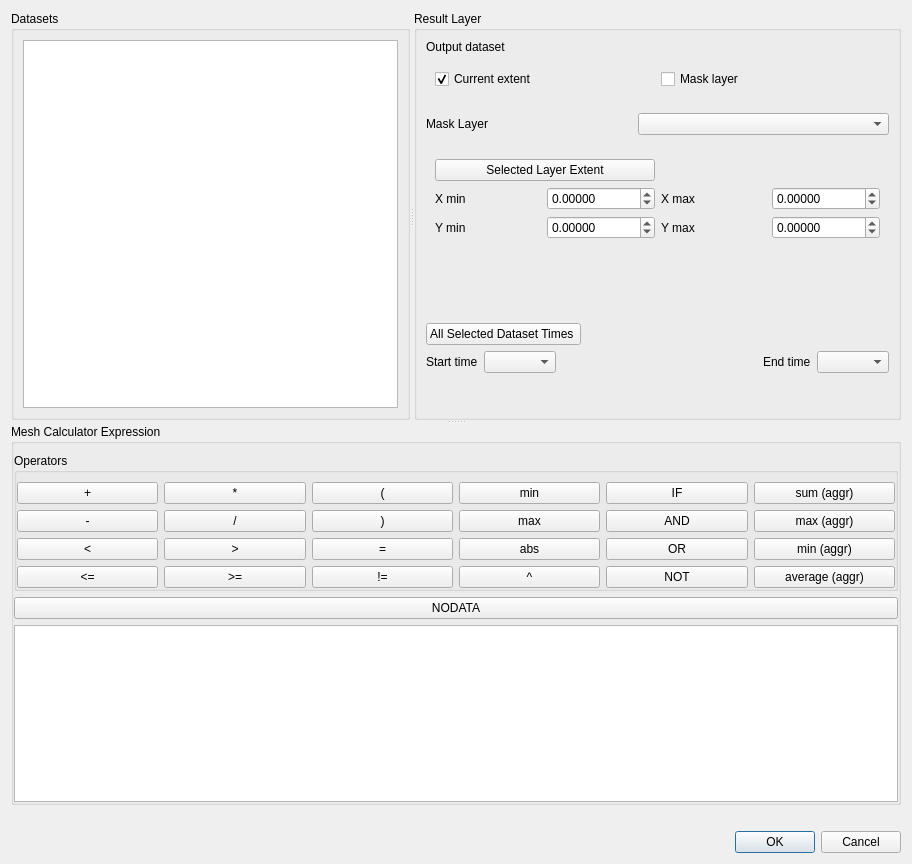
Qt form src/ui/mesh/qgsmeshcalculatordialogbase.ui (qgis/QGIS) before a commit.
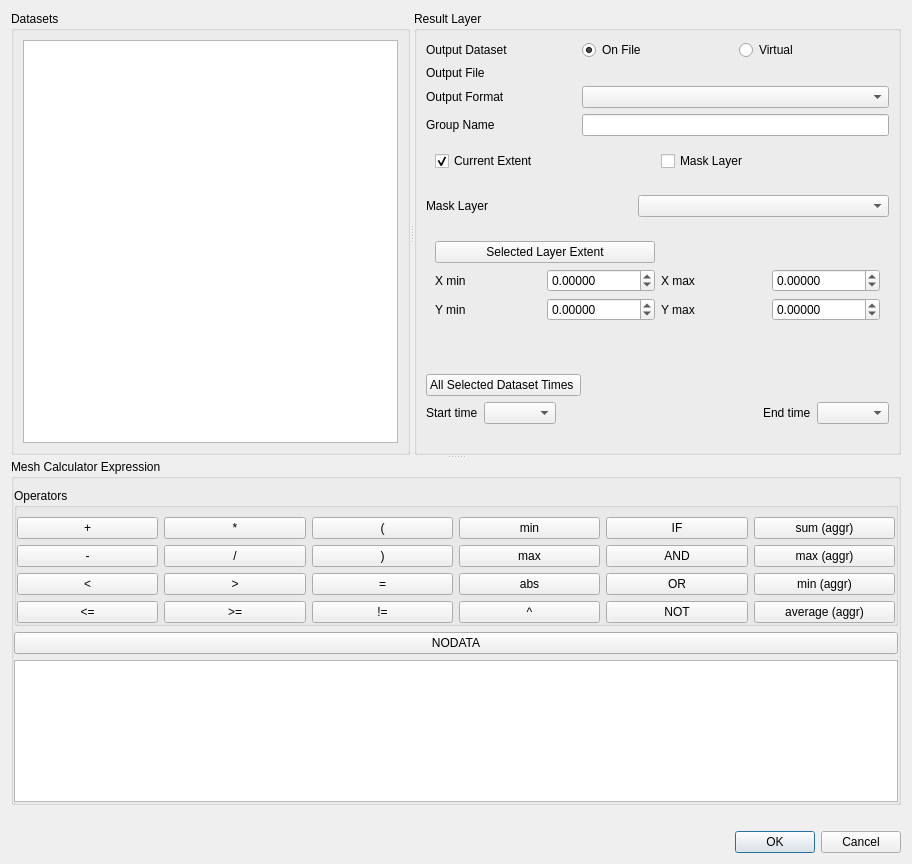
The same form after that commit. Custom widgets are drawn as their Qt base class.

Diff of the .ui file:
```diff
--- a/src/ui/mesh/qgsmeshcalculatordialogbase.ui
+++ b/src/ui/mesh/qgsmeshcalculatordialogbase.ui
@@ -29,14 +29,7 @@
        </property>
        <layout class="QGridLayout" name="gridLayout_2">
         <item row="0" column="0">
-         <widget class="QListWidget" name="mDatasetsListWidget">
-          <property name="editTriggers">
-           <set>QAbstractItemView::CurrentChanged|QAbstractItemView::DoubleClicked|QAbstractItemView::SelectedClicked</set>
-          </property>
-          <property name="selectionMode">
-           <enum>QAbstractItemView::SingleSelection</enum>
-          </property>
-         </widget>
+         <widget class="QListView" name="mDatasetsListWidget"/>
         </item>
        </layout>
       </widget>
@@ -44,8 +37,136 @@
        <property name="title">
         <string>Result Layer</string>
        </property>
-       <layout class="QGridLayout" name="gridLayout_5">
-        <item row="8" column="0">
+       <layout class="QVBoxLayout" name="verticalLayout_4">
+        <item>
+         <layout class="QGridLayout" name="gridLayout_5">
+          <item row="3" column="0">
+           <widget class="QLabel" name="mOutputFormatLabel_2">
+            <property name="text">
+             <string>Group Name</string>
+            </property>
+           </widget>
+          </item>
+          <item row="2" column="0">
+           <widget class="QLabel" name="mOutputFormatLabel">
+            <property name="text">
+             <string>Output Format</string>
+            </property>
+           </widget>
+          </item>
+          <item row="0" column="1">
+           <widget class="QRadioButton" name="mOutputOnFileRadioButton">
+            <property name="text">
+             <string>On File</string>
+            </property>
+            <property name="checked">
+             <bool>true</bool>
+            </property>
+           </widget>
+          </item>
+          <item row="1" column="1" colspan="2">
+           <widget class="QgsFileWidget" name="mOutputDatasetFileWidget" native="true"/>
+          </item>
+          <item row="0" column="0">
+           <widget class="QLabel" name="mOutputDatasetLabel">
+            <property name="text">
+             <string>Output Dataset</string>
+            </property>
+           </widget>
+          </item>
+          <item row="2" column="1" colspan="2">
+           <widget class="QComboBox" name="mOutputFormatComboBox"/>
+          </item>
+          <item row="0" column="2">
+           <widget class="QRadioButton" name="mOutputVirtualRadioButton">
+            <property name="text">
+             <string>Virtual</string>
+            </property>
+           </widget>
+          </item>
+          <item row="3" column="1" colspan="2">
+           <widget class="QLineEdit" name="mOutputGroupNameLineEdit"/>
+          </item>
+          <item row="1" column="0">
+           <widget class="QLabel" name="label_4">
+            <property name="text">
+             <string>Output File</string>
+            </property>
+           </widget>
+          </item>
+         </layout>
+        </item>
+        <item>
+         <widget class="QWidget" name="horizontalWidget" native="true">
+          <layout class="QHBoxLayout" name="horizontalLayout_5">
+           <item>
+            <widget class="QCheckBox" name="useExtentCb">
+             <property name="text">
+              <string>Current Extent</string>
+             </property>
+             <property name="checked">
+              <bool>true</bool>
+             </property>
+             <attribute name="buttonGroup">
+              <string notr="true">buttonGroup</string>
+             </attribute>
+            </widget>
+           </item>
+           <item>
+            <widget class="QCheckBox" name="useMaskCb">
+             <property name="text">
+              <string>Mask Layer</string>
+             </property>
+             <attribute name="buttonGroup">
+              <string notr="true">buttonGroup</string>
+             </attribute>
+            </widget>
+           </item>
+          </layout>
+         </widget>
+        </item>
+        <item>
+         <widget class="QWidget" name="maskBox" native="true">
+          <layout class="QHBoxLayout" name="maskBoxLayout" stretch="0,0">
+           <property name="spacing">
+            <number>6</number>
+           </property>
+           <property name="leftMargin">
+            <number>0</number>
+           </property>
+           <property name="rightMargin">
+            <number>0</number>
+           </property>
+           <item>
+            <widget class="QLabel" name="label_3">
+             <property name="minimumSize">
+              <size>
+               <width>206</width>
+               <height>0</height>
+              </size>
+             </property>
+             <property name="text">
+              <string>Mask Layer       </string>
+             </property>
+            </widget>
+           </item>
+           <item>
+            <widget class="QgsMapLayerComboBox" name="cboLayerMask">
+             <property name="sizePolicy">
+              <sizepolicy hsizetype="Expanding" vsizetype="Fixed">
+               <horstretch>0</horstretch>
+               <verstretch>0</verstretch>
+              </sizepolicy>
+             </property>
+             <property name="editable">
+              <bool>false</bool>
+             </property>
+            </widget>
+           </item>
+          </layout>
+         </widget>
+        </item>
+        <item>
          <widget class="QWidget" name="extendBox" native="true">
           <property name="sizePolicy">
            <sizepolicy hsizetype="Minimum" vsizetype="Minimum">
@@ -144,78 +265,8 @@
           </layout>
          </widget>
         </item>
-        <item row="2" column="0">
-         <widget class="QWidget" name="horizontalWidget" native="true">
-          <layout class="QHBoxLayout" name="horizontalLayout_5">
-           <item>
-            <widget class="QCheckBox" name="useExtentCb">
-             <property name="text">
-              <string>Current extent</string>
-             </property>
-             <property name="checked">
-              <bool>true</bool>
-             </property>
-             <attribute name="buttonGroup">
-              <string notr="true">buttonGroup</string>
-             </attribute>
-            </widget>
-           </item>
-           <item>
-            <widget class="QCheckBox" name="useMaskCb">
-             <property name="text">
-              <string>Mask layer</string>
-             </property>
-             <attribute name="buttonGroup">
-              <string notr="true">buttonGroup</string>
-             </attribute>
-            </widget>
-           </item>
-          </layout>
-         </widget>
-        </item>
-        <item row="6" column="0">
-         <widget class="QWidget" name="maskBox" native="true">
-          <layout class="QHBoxLayout" name="maskBoxLayout" stretch="0,0">
-           <property name="spacing">
-            <number>6</number>
-           </property>
-           <property name="leftMargin">
-            <number>0</number>
-           </property>
-           <property name="rightMargin">
-            <number>0</number>
-           </property>
-           <item>
-            <widget class="QLabel" name="label_3">
-             <property name="minimumSize">
-              <size>
-               <width>206</width>
-               <height>0</height>
-              </size>
-             </property>
-             <property name="text">
-              <string>Mask Layer       </string>
-             </property>
-            </widget>
-           </item>
-           <item>
-            <widget class="QgsMapLayerComboBox" name="cboLayerMask">
-             <property name="sizePolicy">
-              <sizepolicy hsizetype="Expanding" vsizetype="Fixed">
-               <horstretch>0</horstretch>
-               <verstretch>0</verstretch>
-              </sizepolicy>
-             </property>
-             <property name="editable">
-              <bool>false</bool>
-             </property>
-            </widget>
-           </item>
-          </layout>
-         </widget>
-        </item>
-        <item row="16" column="0">
-         <spacer name="verticalSpacer_2">
+        <item>
+         <spacer name="verticalSpacer_3">
           <property name="orientation">
            <enum>Qt::Vertical</enum>
           </property>
@@ -227,21 +278,7 @@
           </property>
          </spacer>
         </item>
-        <item row="0" column="0">
-         <layout class="QHBoxLayout" name="horizontalLayout">
-          <item>
-           <widget class="QLabel" name="mOutputDatasetLabel">
-            <property name="text">
-             <string>Output dataset</string>
-            </property>
-           </widget>
-          </item>
-          <item>
-           <widget class="QgsFileWidget" name="mOutputDatasetFileWidget" native="true"/>
-          </item>
-         </layout>
-        </item>
-        <item row="12" column="0">
+        <item>
          <spacer name="verticalSpacer">
           <property name="orientation">
            <enum>Qt::Vertical</enum>
@@ -254,7 +291,7 @@
           </property>
          </spacer>
         </item>
-        <item row="13" column="0">
+        <item>
          <layout class="QHBoxLayout" name="horizontalLayout_2">
           <item>
            <widget class="QPushButton" name="mAllTimesButton">
@@ -278,20 +315,7 @@
           </item>
          </layout>
         </item>
-        <item row="9" column="0">
-         <spacer name="verticalSpacer_3">
-          <property name="orientation">
-           <enum>Qt::Vertical</enum>
-          </property>
-          <property name="sizeHint" stdset="0">
-           <size>
-            <width>20</width>
-            <height>40</height>
-           </size>
-          </property>
-         </spacer>
-        </item>
-        <item row="15" column="0">
+        <item>
          <layout class="QGridLayout" name="gridLayout_4">
           <item row="2" column="4">
            <widget class="QComboBox" name="mEndTimeComboBox"/>
@@ -328,6 +352,19 @@
           </item>
          </layout>
         </item>
+        <item>
+         <spacer name="verticalSpacer_2">
+          <property name="orientation">
+           <enum>Qt::Vertical</enum>
+          </property>
+          <property name="sizeHint" stdset="0">
+           <size>
+            <width>20</width>
+            <height>40</height>
+           </size>
+          </property>
+         </spacer>
+        </item>
        </layout>
        <zorder>maskBox</zorder>
        <zorder>extendBox</zorder>
```
Left out of the diff: 1 changed line with no effect on the pictures.
